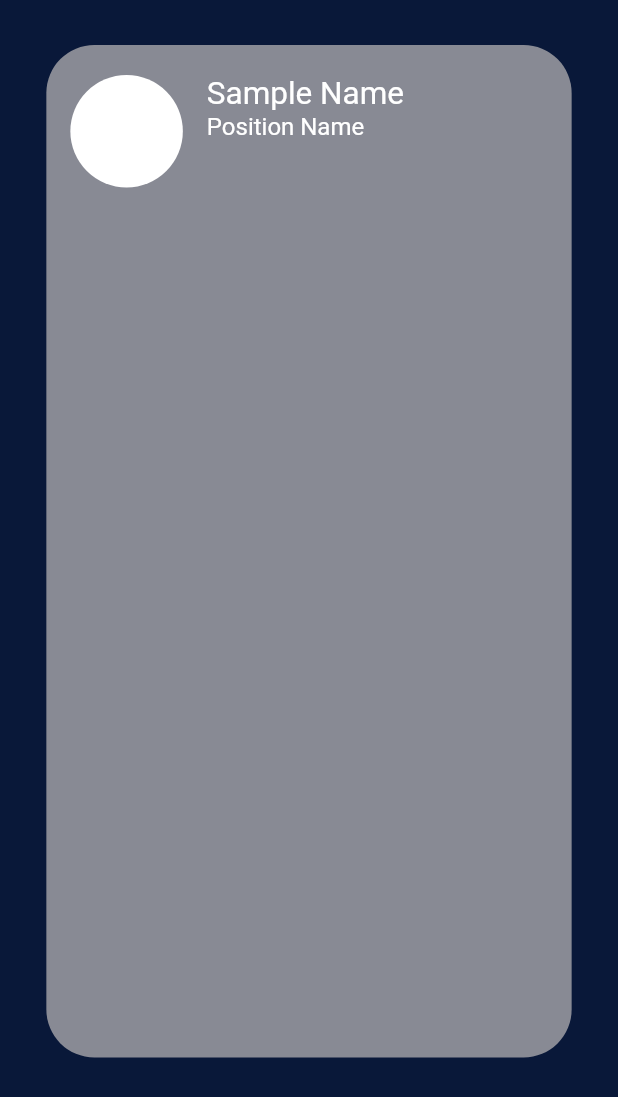
After one commit to sGurkaran/concluder, a Flutter app: the InformPage screen opened directly, on a phone screen of 412 x 824 dp. The commit adds this screen. Shown: the top 1097 px of the screen. Run offline on Flutter 3.47's test engine with Material 2 defaults, Android fonts, the phone set to English and light mode, and no system bars.

Commit message:
InformView

```diff
--- a/lib/components/topPanel.dart
+++ b/lib/components/topPanel.dart
@@ -1,9 +1,15 @@
 import 'package:flutter/material.dart';
+import 'package:concluder/personInformation.dart';
 
 class TopPanel extends StatelessWidget {
   @override
   Widget build(BuildContext context) {
-    return Container(
+    return GestureDetector(
+      onVerticalDragDown: (InformView){
+        Navigator.push(context, MaterialPageRoute(builder: (context){return InformPage();
+        }),);
+      },
+      child: Container(
         height: 140,
         decoration: BoxDecoration(
           color: Color(0xFF888A94),
@@ -12,6 +18,7 @@ class TopPanel extends StatelessWidget {
         ),
         child: Row(
           children: <Widget>[CircleImage(), NameAndPosition()],
+        ),
       ),
     );
   }
--- /dev/null
+++ b/lib/personInformation.dart
@@ -0,0 +1,87 @@
+import 'package:flutter/material.dart';
+
+class InformPage extends StatelessWidget{
+  @override
+  Widget build(BuildContext context) {
+    return Scaffold(
+      body: InformView(),
+      backgroundColor: Color(0xFF091839),
+    );
+  }
+}
+
+class InformView extends StatelessWidget {
+  @override
+  Widget build(BuildContext context) {
+   return Column(
+     children: <Widget>[
+       Align(
+         alignment: Alignment.topCenter,
+         child: FractionallySizedBox(
+           widthFactor: 0.85,
+           child: Padding(
+             padding: const EdgeInsets.only(top: 30.0),
+             child: Container(
+               height: 675,
+               decoration: BoxDecoration(
+                 color: Color(0xFF888A94),
+                 borderRadius:
+                 BorderRadiusDirectional.all(Radius.circular(32.0)),
+               ),
+               child: Row(
+                 children: <Widget>[CircleImage(), NameAndPosition()],
+               ),
+             ),
+           ),
+         ),
+       ),
+     ]
+   );
+  }
+}
+
+class CircleImage extends StatelessWidget {
+  @override
+  Widget build(BuildContext context) {
+    return Align(
+      alignment: Alignment.topLeft,
+      child: Container(
+        width: 75,
+        height: 75,
+        margin: const EdgeInsets.only(left: 16.0, top: 20.0),
+        decoration: BoxDecoration(
+          borderRadius: BorderRadius.circular(50),
+          color: Colors.white,
+        ),
+      ),
+    );
+  }
+}
+
+class NameAndPosition extends StatelessWidget {
+  @override
+  Widget build(BuildContext context) {
+    return Container(
+      margin: const EdgeInsets.only(left: 16.0, top: 20.0),
+      child: Column(
+        crossAxisAlignment: CrossAxisAlignment.start,
+        children: <Widget>[
+          Text(
+            'Sample Name',
+            style: TextStyle(
+              fontSize: 21,
+              color: Colors.white,
+            ),
+          ),
+          Text(
+            'Position Name',
+            style: TextStyle(
+              fontSize: 16,
+              color: Colors.white,
+            ),
+          ),
+        ],
+      ),
+    );
+  }
+}
```
Lines whose indentation alone changed are shown as unchanged.
